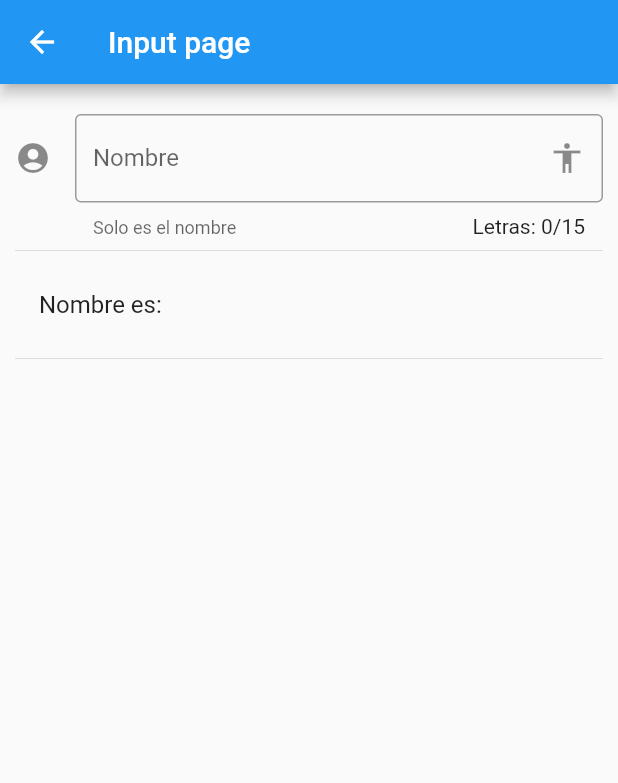
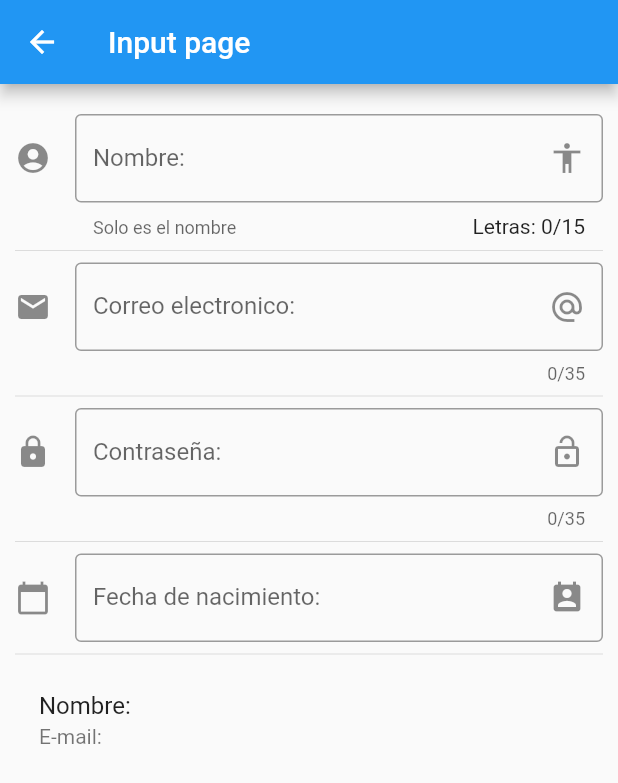
Before and after one commit to VershyCode/flutter-practica-componentes, a Flutter app: the InputPage screen opened by its route, on a phone screen of 412 x 824 dp. Shown: the top 783 px of the screen. Run offline on Flutter 3.47's test engine with Material 2 defaults, Android fonts, the phone set to English and light mode, and no system bars.

Commit message:
Inputs - Nuevos inputs
Se crearon los inputs password y fecha de nacimiento.

```diff
--- a/lib/src/pages/input_page.dart
+++ b/lib/src/pages/input_page.dart
@@ -9,6 +9,10 @@ class InputPage extends StatefulWidget {
 
 class _InputPageState extends State<InputPage> {
   String _nombre = '';
+  String _email = '';
+  String _password = '';
+  String _fecha = '';
+  TextEditingController _inputFieldDateController = new TextEditingController();
 
   @override
   Widget build(BuildContext context) {
@@ -21,8 +25,13 @@ class _InputPageState extends State<InputPage> {
         children: <Widget>[
           _crearInput(),
           Divider(),
-          _crearPersona(),
-          Divider()
+          _crearEmail(),
+          Divider(),
+          _crearPassword(),
+          Divider(),
+          _crearFecha(context),
+          Divider(),
+          _crearPersona()
         ],
       ),
     );
@@ -30,20 +39,21 @@ class _InputPageState extends State<InputPage> {
 
   Widget _crearInput() {
     return TextField(
+      maxLength: 15,
       autofocus: false,
       textCapitalization: TextCapitalization.sentences,
       decoration: InputDecoration(
         border: OutlineInputBorder(),
         counter: Text('Letras: ${_nombre.length}/15'),
         hintText: 'Nombre de la persona',
-        labelText: 'Nombre',
+        labelText: 'Nombre:',
         helperText: 'Solo es el nombre',
         suffixIcon: Icon(Icons.accessibility),
         icon: Icon(Icons.account_circle)
       ),
       onChanged: (value){
         setState(() {
-        _nombre = value;
+        _nombre = value.toUpperCase();
         });
       },
     );
@@ -51,7 +61,81 @@ class _InputPageState extends State<InputPage> {
 
  Widget _crearPersona() {
    return ListTile(
-     title: Text('Nombre es: $_nombre'),
+     title: Text('Nombre: $_nombre'),
+     subtitle: Text('E-mail: $_email'),
    );
  }
+
+  Widget _crearEmail() {
+    return TextField(
+      keyboardType: TextInputType.emailAddress,
+      maxLength: 35,
+      autofocus: false,
+      decoration: InputDecoration(
+        border: OutlineInputBorder(),
+        hintText: 'example@example.com',
+        labelText: 'Correo electronico:',
+        suffixIcon: Icon(Icons.alternate_email),
+        icon: Icon(Icons.email)
+      ),
+      onChanged: (value){
+        setState(() {
+          _email = value.toLowerCase();
+        });
+      }
+    );
+  }
+
+ Widget _crearPassword() {
+   return TextField(
+      obscureText: true,
+      maxLength: 35,
+      autofocus: false,
+      decoration: InputDecoration(
+        border: OutlineInputBorder(),
+        hintText: '',
+        labelText: 'Contraseña:',
+        suffixIcon: Icon(Icons.lock_open),
+        icon: Icon(Icons.lock)
+      ),
+      onChanged: (value){
+        setState(() {
+          _password = value;
+        });
+      }
+    );
+ }
+
+  Widget _crearFecha(BuildContext context) {
+    return TextField(
+      controller: _inputFieldDateController,
+      enableInteractiveSelection: false,
+      decoration: InputDecoration(
+        border: OutlineInputBorder(),
+        hintText: 'Fecha de nacimiento',
+        labelText: 'Fecha de nacimiento:',
+        suffixIcon: Icon(Icons.perm_contact_calendar),
+        icon: Icon(Icons.calendar_today)
+      ),
+      onTap: (){
+        FocusScope.of(context).requestFocus(new FocusNode());
+        _selectDate(context);
+      },
+    );
+  }
+
+  void _selectDate(BuildContext context) async{
+    DateTime picked = await showDatePicker(
+      context: context,
+      initialDate: new DateTime.now(),
+      firstDate: new DateTime(2018),
+      lastDate: new DateTime(2025),
+    );
+    if(picked !=null){
+      setState(() {
+        _fecha = picked.toString();
+        _inputFieldDateController.text = _fecha;
+      });
+    }
+  }
 }
```
